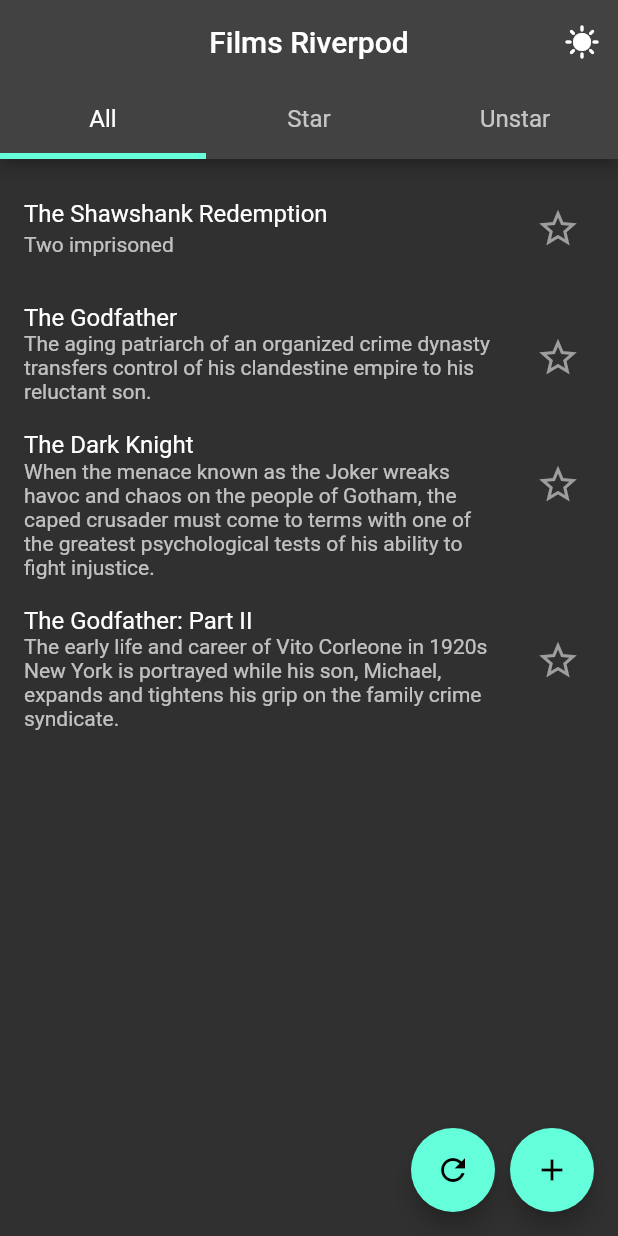
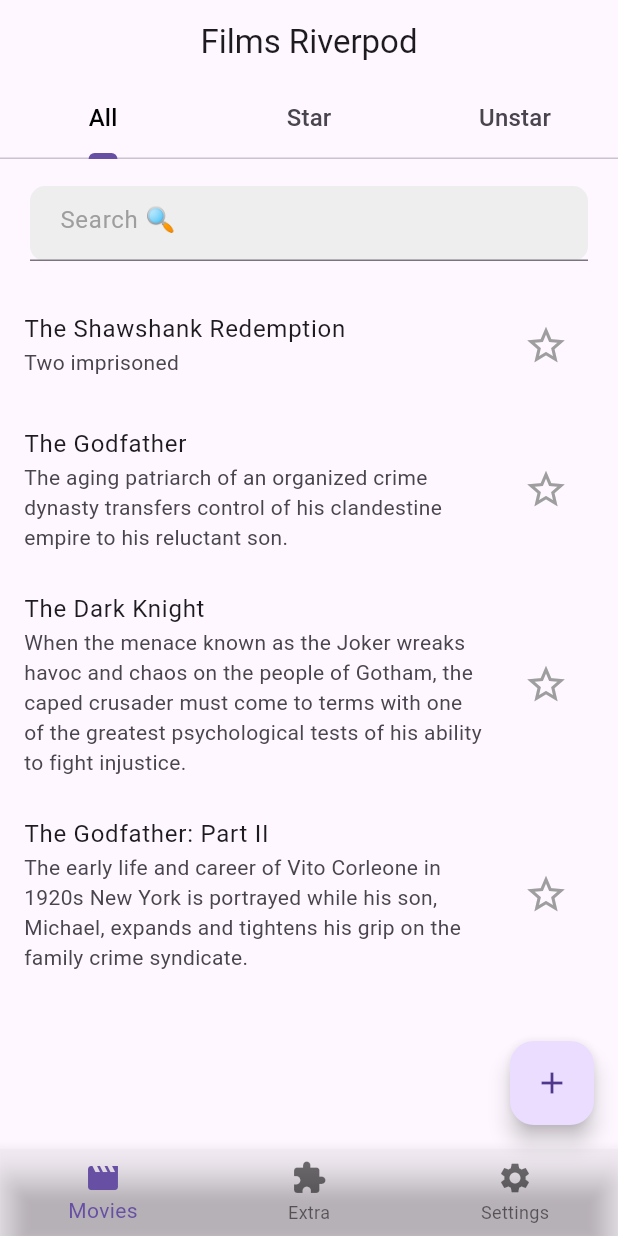
Before and after one commit to tduongtad1304/riverpod_demo, a Flutter app: the screen it shows after launch, on a phone screen of 412 x 824 dp. Run offline on Flutter 3.47's test engine with Material 2 defaults, Android fonts, the phone set to English and light mode, and no system bars; our stand-ins replace dio, flutter_riverpod.

```diff
--- a/lib/app.dart
+++ b/lib/app.dart
@@ -13,8 +13,8 @@ class MyApp extends ConsumerWidget {
       debugShowCheckedModeBanner: false,
       title: 'Flutter Demo',
       theme: ref.watch(themeProvider) == ThemeData.light()
-          ? ThemeData.dark()
-          : ThemeData.light(),
+          ? ThemeData.light(useMaterial3: true)
+          : ThemeData.dark(useMaterial3: true),
       home: const HomePage(),
     );
   }
--- a/lib/model/films.dart
+++ b/lib/model/films.dart
@@ -31,52 +31,51 @@ class Films {
     return 'Films(id: $id, title: $title, description: $description, isFavorite: $isFavorite)';
   }
 
-  @override
-  bool operator ==(Object other) {
-    if (identical(this, other)) return true;
-
-    return other is Films &&
-        other.id == id &&
-        other.title == title &&
-        other.description == description &&
-        other.isFavorite == isFavorite;
-  }
-
-  @override
-  int get hashCode {
-    return id.hashCode ^
-        title.hashCode ^
-        description.hashCode ^
-        isFavorite.hashCode;
-  }
-
   static List<Films> listFilms = [
     Films(
-      id: '1',
+      id: const Uuid().v4(),
       title: 'The Shawshank Redemption',
       description: 'Two imprisoned',
       isFavorite: false,
     ),
     Films(
-      id: '2',
+      id: const Uuid().v4(),
       title: 'The Godfather',
       description:
           'The aging patriarch of an organized crime dynasty transfers control of his clandestine empire to his reluctant son.',
       isFavorite: false,
     ),
     Films(
-      id: '3',
+      id: const Uuid().v4(),
       title: 'The Dark Knight',
       description:
           'When the menace known as the Joker wreaks havoc and chaos on the people of Gotham, the caped crusader must come to terms with one of the greatest psychological tests of his ability to fight injustice.',
       isFavorite: false,
     ),
     Films(
-      id: '4',
+      id: const Uuid().v4(),
       title: 'The Godfather: Part II',
       description:
           'The early life and career of Vito Corleone in 1920s New York is portrayed while his son, Michael, expands and tightens his grip on the family crime syndicate.',
       isFavorite: false,
     ),
   ];
+
+  Map<String, dynamic> toJson() {
+    return {
+      'id': id,
+      'title': title,
+      'description': description,
+      'isFavourite': isFavorite,
+    };
+  }
+
+  factory Films.fromJson(Map<String, dynamic> map) {
+    return Films(
+      id: map['id'] ?? '',
+      title: map['title'] ?? '',
+      description: map['description'] ?? '',
+      isFavorite: map['isFavourite'] ?? false,
+    );
+  }
 }
--- /dev/null
+++ b/lib/pages/films_page.dart
@@ -0,0 +1,59 @@
+import 'package:flutter/material.dart';
+import 'package:flutter_riverpod/flutter_riverpod.dart';
+import 'package:riverpod_demo/extension/capitalization.dart';
+import 'package:riverpod_demo/riverpod/riverpod.dart';
+
+import '../model/films.dart';
+import '../widgets/film_list.dart';
+
+final filmTypeStatusProvider = StateProvider<FilmType>((ref) => FilmType.all);
+
+enum FilmType { all, star, unstar }
+
+class FilmsPage extends ConsumerWidget {
+  const FilmsPage({super.key});
+
+  @override
+  Widget build(BuildContext context, WidgetRef ref) {
+    var theme = ref.watch(themeProvider) == ThemeData.light();
+    List<AlwaysAliveProviderBase<Iterable<Films>>> listProvider = [
+      filmsProvider,
+      favoriteFilmsProvider,
+      unFavoriteFilmsProvider,
+    ];
+    return DefaultTabController(
+      length: FilmType.values.length,
+      child: Scaffold(
+        appBar: AppBar(
+          title: const Text('Films Riverpod'),
+          centerTitle: true,
+          bottom: TabBar(
+            onTap: (value) {
+              ref.read(filmTypeStatusProvider.notifier).state =
+                  FilmType.values[value];
+            },
+            indicatorWeight: 4,
+            labelColor: theme ? Colors.black : Colors.white,
+            labelStyle: Theme.of(context).textTheme.titleMedium,
+            tabs: FilmType.values
+                .map(
+                  (type) => Tab(
+                    text: type.toString().split('.').last.capitalize(),
+                  ),
+                )
+                .toList(),
+          ),
+        ),
+        body: TabBarView(
+          children: listProvider
+              .map(
+                (provider) => FilmsList(
+                  provider: provider,
+                ),
+              )
+              .toList(),
+        ),
+      ),
+    );
+  }
+}
--- a/lib/pages/home_page.dart
+++ b/lib/pages/home_page.dart
@@ -1,104 +1,53 @@
 import 'package:flutter/material.dart';
 import 'package:flutter_riverpod/flutter_riverpod.dart';
-import 'package:riverpod_demo/extension/capitalization.dart';
+import 'package:riverpod_demo/pages/films_page.dart';
+import 'package:riverpod_demo/pages/settings_page.dart';
 
 import 'package:riverpod_demo/riverpod/riverpod.dart';
 
-import '../model/films.dart';
 import '../widgets/film_list.dart';
-
-final filmTypeStatusProvider = StateProvider<FilmType>((ref) => FilmType.all);
-
-enum FilmType { all, star, unstar }
+import 'extra_page.dart';
 
 class HomePage extends ConsumerWidget {
   const HomePage({Key? key}) : super(key: key);
 
   @override
   Widget build(BuildContext context, WidgetRef ref) {
-    FilmType index = ref.watch(filmTypeStatusProvider);
-    List<AlwaysAliveProviderBase<Iterable<Films>>> listProvider = [
-      filmsProvider,
-      favoriteFilmsProvider,
-      unFavoriteFilmsProvider,
+    final pages = [
+      const FilmsPage(),
+      const ExtraPage(),
+      const SettingsPage(),
     ];
-    return DefaultTabController(
-      length: FilmType.values.length,
-      child: Scaffold(
-        appBar: AppBar(
-          title: const Text('Films Riverpod'),
-          centerTitle: true,
-          actions: [
-            IconButton(
-              onPressed: () {
-                final theme = ref.watch(themeProvider.notifier);
-                theme.toggleTheme();
-              },
-              icon: ref.watch(themeProvider) == ThemeData.light()
-                  ? const Icon(Icons.sunny)
-                  : const Icon(Icons.nightlight_round),
-            ),
-          ],
-          bottom: TabBar(
-            onTap: (value) {
-              index = ref.read(filmTypeStatusProvider.notifier).state =
-                  FilmType.values[value];
-              // if (index == FilmType.all) {
-              //  loadFilmProvider = ref.read(loadFilmsProvider.future).then(
-              //       (value) => ref.read(filmsProvider.notifier).state = value);
-              // }
-            },
-            indicatorWeight: 4,
-            labelStyle: Theme.of(context).textTheme.titleMedium,
-            tabs: FilmType.values
-                .map(
-                  (type) => Tab(
-                    text: type.toString().split('.').last.capitalize(),
-                  ),
-                )
-                .toList(),
-          ),
-        ),
-        body: ref.watch(filmsProvider).isNotEmpty
-            ? TabBarView(
-                children: listProvider
-                    .map(
-                      (provider) => FilmsList(
-                        provider: provider,
-                      ),
-                    )
-                    .toList(),
-              )
-            : Center(
-                child: Text(
-                  index == FilmType.all
-                      ? 'No Films.\nClick the button below to add a film.'
-                      : index == FilmType.star
-                          ? 'No Films are marked star.'
-                          : 'No Films are marked unstar.',
-                  style: Theme.of(context)
-                      .textTheme
-                      .bodyMedium
-                      ?.copyWith(fontSize: 17),
-                  textAlign: TextAlign.center,
-                ),
-              ),
-        floatingActionButton: Row(
-          mainAxisAlignment: MainAxisAlignment.end,
-          children: [
-            FloatingActionButton(
-              tooltip: 'Refresh',
-              onPressed: () => ref.read(filmsProvider.notifier).loadFilms(),
-              child: const Icon(Icons.refresh),
-            ),
-            const SizedBox(width: 10),
-            FloatingActionButton(
+    final index = ref.watch(bottomNavigationBarProvider);
+    return Scaffold(
+      body: pages[index],
+      floatingActionButton: index != 1 && index != 2
+          ? FloatingActionButton(
               tooltip: 'Add Film',
               onPressed: () => showFilmDialog(context, ref, false),
               child: const Icon(Icons.add),
-            ),
-          ],
-        ),
+            )
+          : null,
+      bottomNavigationBar: BottomNavigationBar(
+        backgroundColor: const Color.fromARGB(3, 0, 0, 0),
+        onTap: (value) => ref
+            .read(bottomNavigationBarProvider.notifier)
+            .setActiveIndex(value),
+        currentIndex: index,
+        items: const [
+          BottomNavigationBarItem(
+            icon: Icon(Icons.movie),
+            label: 'Movies',
+          ),
+          BottomNavigationBarItem(
+            icon: Icon(Icons.extension_rounded),
+            label: 'Extra',
+          ),
+          BottomNavigationBarItem(
+            icon: Icon(Icons.settings),
+            label: 'Settings',
+          ),
+        ],
       ),
     );
   }
--- /dev/null
+++ b/lib/riverpod/bottom_navigation_bar_provider.dart
@@ -0,0 +1,13 @@
+import 'package:flutter_riverpod/flutter_riverpod.dart';
+
+class BottomNavigationBarProvider extends StateNotifier<int> {
+  BottomNavigationBarProvider() : super(0);
+
+  void setActiveIndex(int index) {
+    state = index;
+  }
+}
+
+final bottomNavigationBarProvider =
+    StateNotifierProvider<BottomNavigationBarProvider, int>(
+        (ref) => BottomNavigationBarProvider());
--- a/lib/riverpod/riverpod.dart
+++ b/lib/riverpod/riverpod.dart
@@ -1,2 +1,3 @@
 export 'films_provider.dart';
+export 'bottom_navigation_bar_provider.dart';
 export 'theme_provider.dart';
--- a/lib/riverpod/theme_provider.dart
+++ b/lib/riverpod/theme_provider.dart
@@ -4,8 +4,8 @@ import 'package:flutter_riverpod/flutter_riverpod.dart';
 class ThemeNotifier extends StateNotifier<ThemeData> {
   ThemeNotifier() : super(ThemeData.light());
 
-  void toggleTheme() {
-    state = state == ThemeData.light() ? ThemeData.dark() : ThemeData.light();
+  void toggleTheme(bool isLight) {
+    state = isLight ? ThemeData.dark() : ThemeData.light();
   }
 }
 
--- a/lib/widgets/film_list.dart
+++ b/lib/widgets/film_list.dart
@@ -2,13 +2,14 @@ import 'dart:developer';
 
 import 'package:flutter/material.dart';
 import 'package:flutter_riverpod/flutter_riverpod.dart';
+import 'package:riverpod_demo/widgets/search_bar.dart';
 import 'package:uuid/uuid.dart';
 
 import '../model/films.dart';
 import '../riverpod/riverpod.dart';
 
 class FilmsList extends ConsumerWidget {
-  final AlwaysAliveProviderBase<Iterable<Films>> provider;
+  final dynamic provider;
   const FilmsList({
     super.key,
     required this.provider,
@@ -16,8 +17,20 @@ class FilmsList extends ConsumerWidget {
 
   @override
   Widget build(BuildContext context, WidgetRef ref) {
-    final films = ref.watch(provider);
-    return ListView.separated(
+    if (provider.runtimeType != FutureProvider<List<Films>>) {
+      final films = ref.watch(provider as ProviderListenable<Iterable<Films>>);
+      return Padding(
+        padding: const EdgeInsets.only(top: 8.0),
+        child: Column(
+          children: [
+            SearchBar(
+              onSearch: (value) {
+                ref.refresh(filmsProvider.notifier).searchFilm(value);
+              },
+            ),
+            Expanded(
+              child: ListView.separated(
+                shrinkWrap: true,
                 padding: const EdgeInsets.only(top: 10),
                 itemBuilder: (context, index) {
                   final film = films.elementAt(index);
@@ -33,15 +46,17 @@ class FilmsList extends ConsumerWidget {
                         builder: (context) {
                           return AlertDialog(
                             title: const Text('Delete Film'),
-                  content:
-                      const Text('Are you sure you want to delete this film?'),
+                            content: const Text(
+                                'Are you sure you want to delete this film?'),
                             actions: [
                               TextButton(
-                      onPressed: () => Navigator.of(context).pop(false),
+                                onPressed: () =>
+                                    Navigator.of(context).pop(false),
                                 child: const Text('No'),
                               ),
                               TextButton(
-                      onPressed: () => Navigator.of(context).pop(true),
+                                onPressed: () =>
+                                    Navigator.of(context).pop(true),
                                 child: const Text('Yes'),
                               ),
                             ],
@@ -69,13 +84,13 @@ class FilmsList extends ConsumerWidget {
                         trailing: IconButton(
                           icon: Icon(
                             film.isFavorite ? Icons.star : Icons.star_border,
-                  color: film.isFavorite
-                      ? const Color.fromARGB(255, 255, 238, 0)
-                      : Colors.grey,
+                            color: film.isFavorite ? Colors.amber : Colors.grey,
                             size: 30,
                           ),
                           onPressed: () {
-                  ref.read(filmsProvider.notifier).toggleFavorite(film.id);
+                            ref
+                                .read(filmsProvider.notifier)
+                                .toggleFavorite(film.id);
                           },
                         ),
                       ),
@@ -84,7 +99,51 @@ class FilmsList extends ConsumerWidget {
                 },
                 separatorBuilder: separatorBuilder,
                 itemCount: films.length,
+              ),
+            ),
+          ],
+        ),
       );
+    } else {
+      final films = ref.watch((provider as FutureProvider<List<Films>>));
+      return films.when(
+        loading: () => const Center(child: CircularProgressIndicator()),
+        error: (error, stackTrace) => Text('Error: $error'),
+        data: (value) => ListView.separated(
+          shrinkWrap: true,
+          padding: const EdgeInsets.only(left: 15),
+          itemBuilder: (context, index) {
+            final film = value.elementAt(index);
+            return ListTile(
+              title: Text(film.title),
+              subtitle: Text(film.description),
+              trailing: Padding(
+                padding: const EdgeInsets.only(right: 20),
+                child: IconButton(
+                  icon: Icon(
+                    film.isFavorite ? Icons.favorite : Icons.favorite_border,
+                    color: film.isFavorite
+                        ? const Color.fromARGB(255, 250, 3, 209)
+                        : Colors.grey,
+                    size: 30,
+                  ),
+                  onPressed: () {
+                    ref.read(
+                      updateFilmsProvider(
+                        film.copyWith(
+                            id: film.id, isFavorite: !film.isFavorite),
+                      ),
+                    );
+                  },
+                ),
+              ),
+            );
+          },
+          separatorBuilder: separatorBuilder,
+          itemCount: value.length,
+        ),
+      );
+    }
   }
 
   Widget separatorBuilder(BuildContext context, int index) {
--- /dev/null
+++ b/lib/widgets/search_bar.dart
@@ -0,0 +1,67 @@
+import 'package:flutter/material.dart';
+
+class SearchBar extends StatefulWidget {
+  const SearchBar({Key? key, this.onSearch}) : super(key: key);
+  final Function(String)? onSearch;
+  @override
+  State<SearchBar> createState() => _SearchBarState();
+}
+
+class _SearchBarState extends State<SearchBar> {
+  late final TextEditingController textController;
+
+  @override
+  void initState() {
+    textController = TextEditingController();
+    super.initState();
+  }
+
+  @override
+  void dispose() {
+    textController.dispose();
+    super.dispose();
+  }
+
+  @override
+  Widget build(BuildContext context) {
+    return Container(
+      height: 50,
+      margin: const EdgeInsets.symmetric(horizontal: 20, vertical: 10),
+      decoration: BoxDecoration(
+        color: Colors.grey[200],
+        borderRadius: BorderRadius.circular(10),
+      ),
+      child: TextFormField(
+        controller: textController,
+        decoration: InputDecoration(
+          suffixIcon: textController.text.isNotEmpty
+              ? IconButton(
+                  icon:
+                      const Icon(Icons.close, size: 18, color: Colors.black54),
+                  onPressed: () => setState(
+                    () {
+                      textController.clear();
+                      widget.onSearch?.call(textController.text);
+                    },
+                  ),
+                )
+              : null,
+          hintText: 'Search 🔍',
+          hintStyle: const TextStyle(color: Colors.grey),
+          contentPadding:
+              const EdgeInsets.symmetric(horizontal: 20, vertical: 15),
+        ),
+        onChanged: (value) {
+          setState(
+            () {
+              TextSelection previousSelection = textController.selection;
+              textController.text = value;
+              textController.selection = previousSelection;
+            },
+          );
+          widget.onSearch?.call(textController.text);
+        },
+      ),
+    );
+  }
+}
--- a/pubspec.yaml
+++ b/pubspec.yaml
@@ -10,6 +10,7 @@ environment:
 
 dependencies:
   cupertino_icons: ^1.0.2
+  dio: ^4.0.6
   flutter:
     sdk: flutter
   flutter_riverpod: ^2.1.1
```
Also changed, not shown: lib/pages/extra_page.dart (added, +27 -0 lines), lib/pages/settings_page.dart (added, +34 -0 lines), lib/riverpod/films_provider.dart (+26 -12 lines), lib/services/films_services.dart (added, +34 -0 lines), pubspec.lock. Lines whose indentation alone changed are shown as unchanged.
